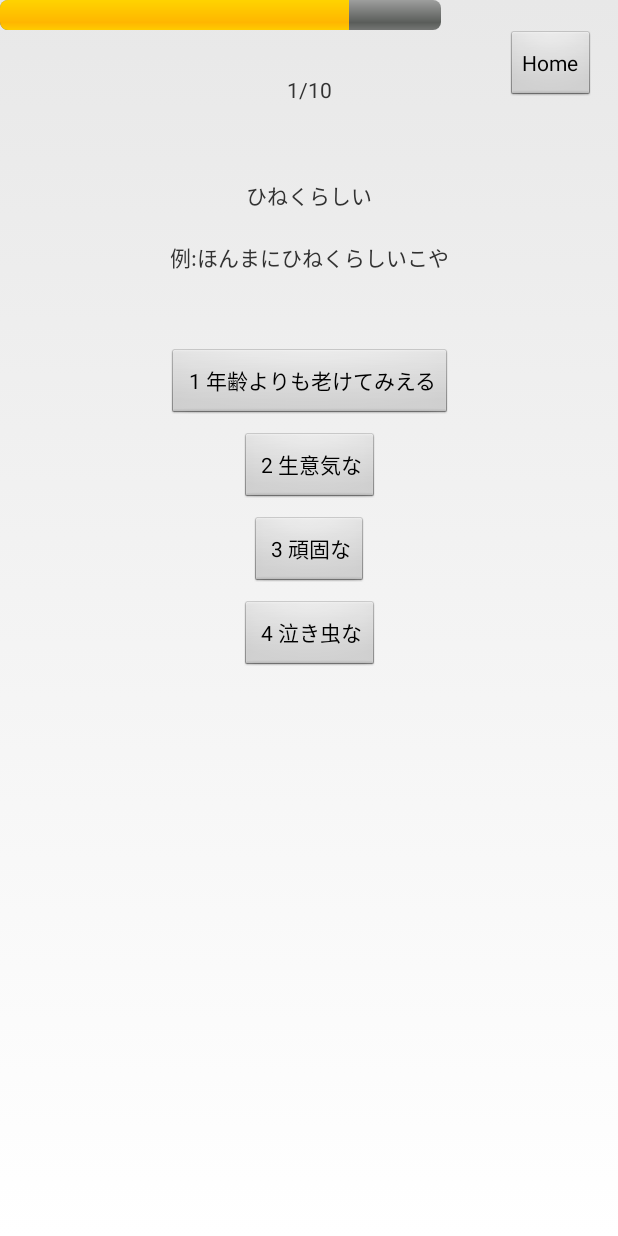
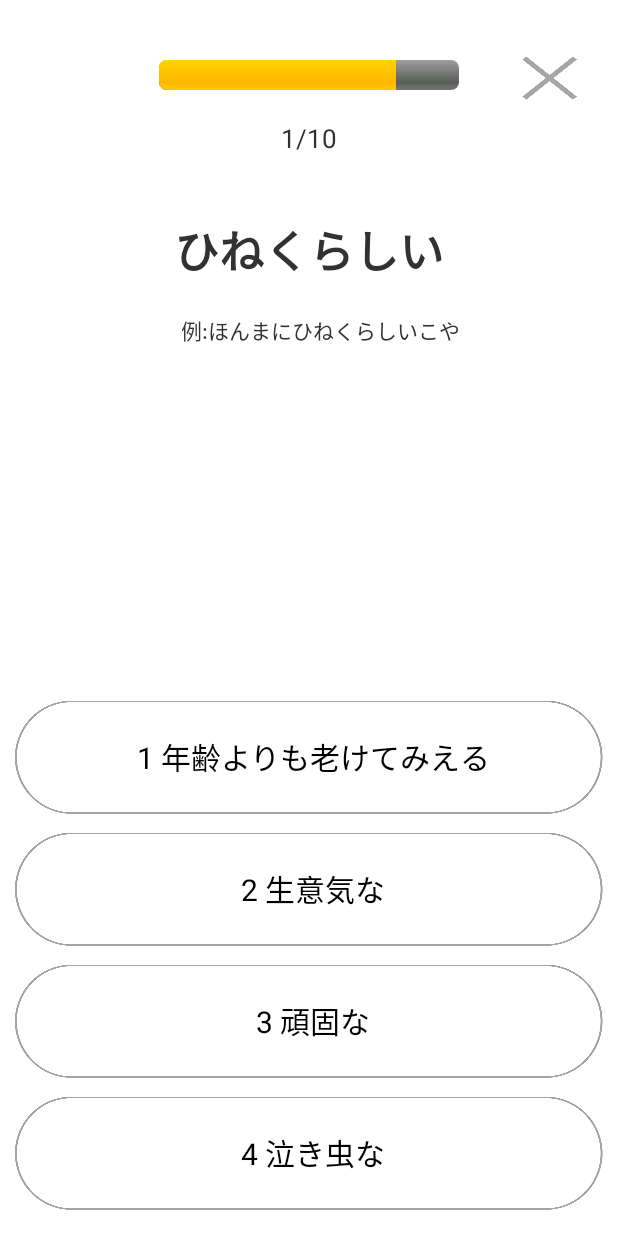
Before and after one commit to mori-mori/ToyamabenQuizuDroidVer, an Android app: the screen it shows after launch (QuestionActivity), after a tap on an icon or button, on a phone screen of 412 x 824 dp. Run offline under Robolectric (Android 15) with nearby library versions, the phone set to English and light mode, and no system bars.

Commit message:
問題画面画像追加

```diff
--- a/app/src/main/res/layout/activity_question.xml
+++ b/app/src/main/res/layout/activity_question.xml
@@ -5,124 +5,147 @@
     xmlns:tools="http://schemas.android.com/tools"
     android:layout_width="match_parent"
     android:layout_height="match_parent"
+    android:background="@android:color/white"
     tools:context="com.morimori.toyamabenquizu.QuestionActivity">
 
     <TextView
         android:id="@+id/questionTextView"
         android:layout_width="wrap_content"
         android:layout_height="wrap_content"
-        android:layout_marginTop="50dp"
+        android:layout_marginEnd="8dp"
+        android:layout_marginLeft="8dp"
+        android:layout_marginRight="8dp"
+        android:layout_marginStart="8dp"
+        android:layout_marginTop="40dp"
         android:text="あいそんない"
-        app:layout_constraintTop_toBottomOf="@+id/questionNoLabel"
-        android:layout_marginLeft="8dp"
+        android:textSize="30sp"
+        android:textStyle="bold"
         app:layout_constraintLeft_toLeftOf="parent"
-        android:layout_marginRight="8dp"
         app:layout_constraintRight_toRightOf="parent"
-        android:layout_marginStart="8dp"
-        android:layout_marginEnd="8dp"/>
+        app:layout_constraintTop_toBottomOf="@+id/questionNoLabel"/>
 
     <TextView
         android:id="@+id/questionNoLabel"
         android:layout_width="wrap_content"
         android:layout_height="wrap_content"
+        android:layout_marginEnd="8dp"
+        android:layout_marginLeft="8dp"
+        android:layout_marginRight="8dp"
+        android:layout_marginStart="8dp"
         android:text="1/10"
-        app:layout_constraintTop_toTopOf="parent"
-        android:layout_marginTop="50dp"
-        android:layout_marginLeft="8dp"
+        android:textSize="17sp"
         app:layout_constraintLeft_toLeftOf="parent"
-        android:layout_marginRight="8dp"
         app:layout_constraintRight_toRightOf="parent"
-        android:layout_marginStart="8dp"
-        android:layout_marginEnd="8dp"/>
+        android:layout_marginTop="20dp"
+        app:layout_constraintTop_toBottomOf="@+id/timeProgressBar"/>
 
     <TextView
         android:id="@+id/questionExampleTextView"
         android:layout_width="wrap_content"
         android:layout_height="wrap_content"
+        android:layout_marginEnd="8dp"
+        android:layout_marginLeft="8dp"
+        android:layout_marginRight="8dp"
+        android:layout_marginStart="8dp"
+        android:layout_marginTop="20dp"
         android:text="例:じーちゃんがいかれて、ほんまにあいそんないねー"
-        android:layout_marginTop="20dp"
+        app:layout_constraintLeft_toLeftOf="parent"
+        app:layout_constraintRight_toRightOf="parent"
         app:layout_constraintTop_toBottomOf="@+id/questionTextView"
-        android:layout_marginLeft="8dp"
-        app:layout_constraintLeft_toLeftOf="parent"
-        android:layout_marginRight="8dp"
-        app:layout_constraintRight_toRightOf="parent"
-        android:layout_marginStart="8dp"
-        android:layout_marginEnd="8dp"/>
+        app:layout_constraintHorizontal_bias="0.535"/>
 
     <Button
         android:id="@+id/answer1Button"
-        android:layout_width="wrap_content"
-        android:layout_height="wrap_content"
+        android:layout_width="0dp"
+        android:layout_height="80dp"
+        android:layout_marginBottom="8dp"
+        android:layout_marginEnd="8dp"
         android:layout_marginLeft="8dp"
         android:layout_marginRight="8dp"
-        android:layout_marginTop="50dp"
+        android:layout_marginStart="8dp"
+        android:background="@drawable/anserbutton"
         android:text="だらしない"
+        android:textSize="20sp"
+        app:layout_constraintBottom_toTopOf="@+id/answer2Button"
+        app:layout_constraintHorizontal_bias="0.0"
         app:layout_constraintLeft_toLeftOf="parent"
-        app:layout_constraintRight_toRightOf="parent"
-        app:layout_constraintTop_toBottomOf="@+id/questionExampleTextView"
-        android:layout_marginStart="8dp"
-        android:layout_marginEnd="8dp"/>
+        app:layout_constraintRight_toRightOf="parent"/>
 
     <Button
         android:id="@+id/answer2Button"
-        android:layout_width="wrap_content"
-        android:layout_height="wrap_content"
+        android:layout_width="0dp"
+        android:layout_height="80dp"
+        android:layout_marginBottom="8dp"
+        android:layout_marginEnd="8dp"
         android:layout_marginLeft="8dp"
         android:layout_marginRight="8dp"
-        android:layout_marginTop="8dp"
+        android:layout_marginStart="8dp"
+        android:background="@drawable/anserbutton"
         android:text="かわいい"
+        android:textSize="20sp"
+        app:layout_constraintBottom_toTopOf="@+id/answer3Button"
+        app:layout_constraintHorizontal_bias="0.0"
         app:layout_constraintLeft_toLeftOf="parent"
-        app:layout_constraintRight_toRightOf="parent"
-        app:layout_constraintTop_toBottomOf="@+id/answer1Button"
-        android:layout_marginStart="8dp"
-        android:layout_marginEnd="8dp"/>
+        app:layout_constraintRight_toRightOf="parent"/>
 
     <Button
         android:id="@+id/answer3Button"
-        android:layout_width="wrap_content"
-        android:layout_height="wrap_content"
+        android:layout_width="0dp"
+        android:layout_height="80dp"
+        android:layout_marginBottom="8dp"
+        android:layout_marginEnd="8dp"
         android:layout_marginLeft="8dp"
         android:layout_marginRight="8dp"
-        android:layout_marginTop="8dp"
+        android:layout_marginStart="8dp"
+        android:background="@drawable/anserbutton"
         android:text="あいそうがない"
+        android:textSize="20sp"
+        app:layout_constraintBottom_toTopOf="@+id/answer4Button"
+        app:layout_constraintHorizontal_bias="0.0"
         app:layout_constraintLeft_toLeftOf="parent"
-        app:layout_constraintRight_toRightOf="parent"
-        app:layout_constraintTop_toBottomOf="@+id/answer2Button"
-        android:layout_marginStart="8dp"
-        android:layout_marginEnd="8dp"/>
+        app:layout_constraintRight_toRightOf="parent"/>
 
     <Button
         android:id="@+id/answer4Button"
-        android:layout_width="wrap_content"
-        android:layout_height="wrap_content"
+        android:layout_width="0dp"
+        android:layout_height="80dp"
+        android:layout_marginBottom="15dp"
+        android:layout_marginEnd="8dp"
         android:layout_marginLeft="8dp"
         android:layout_marginRight="8dp"
-        android:layout_marginTop="8dp"
+        android:layout_marginStart="8dp"
+        android:background="@drawable/anserbutton"
         android:text="わびしい"
+        android:textSize="20sp"
+        app:layout_constraintBottom_toBottomOf="parent"
+        app:layout_constraintHorizontal_bias="0.0"
         app:layout_constraintLeft_toLeftOf="parent"
-        app:layout_constraintRight_toRightOf="parent"
-        app:layout_constraintTop_toBottomOf="@+id/answer3Button"
-        android:layout_marginStart="8dp"
-        android:layout_marginEnd="8dp"/>
+        app:layout_constraintRight_toRightOf="parent"/>
 
     <Button
         android:id="@+id/backHomeButton"
-        android:layout_width="wrap_content"
-        android:layout_height="wrap_content"
-        android:text="Home"
+        android:layout_width="42dp"
+        android:layout_height="33dp"
+        android:layout_marginEnd="15dp"
+        android:layout_marginTop="35dp"
+        android:background="@drawable/homebutton"
         app:layout_constraintTop_toTopOf="parent"
-        android:layout_marginTop="20dp"
         android:layout_marginRight="15dp"
         app:layout_constraintRight_toRightOf="parent"
-        android:layout_marginEnd="15dp"/>
+        app:layout_constraintLeft_toRightOf="@+id/timeProgressBar"
+        android:layout_marginLeft="30dp"/>
 
     <ProgressBar
         android:id="@+id/timeProgressBar"
         style="?android:attr/progressBarStyleHorizontal"
-        android:layout_width="294dp"
-        android:layout_height="wrap_content"
-        tools:layout_editor_absoluteX="8dp"
-        tools:layout_editor_absoluteY="8dp"/>
+        android:layout_width="200dp"
+        android:layout_height="20dp"
+        android:layout_marginLeft="8dp"
+        android:layout_marginRight="8dp"
+        android:layout_marginTop="40dp"
+        app:layout_constraintLeft_toLeftOf="parent"
+        app:layout_constraintRight_toRightOf="parent"
+        app:layout_constraintTop_toTopOf="parent"/>
 
     <ImageView
         android:id="@+id/correctImageView"
@@ -137,8 +160,7 @@
         app:layout_constraintLeft_toLeftOf="parent"
         app:layout_constraintRight_toRightOf="parent"
         app:layout_constraintTop_toTopOf="parent"
-        tools:layout_editor_absoluteX="72dp"
-        tools:layout_editor_absoluteY="216dp"/>
+        app:layout_constraintVertical_bias="0.057"/>
 
     <ImageView
         android:id="@+id/incorrectImageView"
@@ -150,9 +172,9 @@
         android:layout_marginTop="8dp"
         android:alpha="0"
         app:layout_constraintBottom_toBottomOf="parent"
+        app:layout_constraintHorizontal_bias="0.774"
         app:layout_constraintLeft_toLeftOf="parent"
         app:layout_constraintRight_toRightOf="parent"
         app:layout_constraintTop_toTopOf="parent"
-        tools:layout_editor_absoluteX="71dp"
-        tools:layout_editor_absoluteY="213dp"/>
+        app:layout_constraintVertical_bias="0.122"/>
 </android.support.constraint.ConstraintLayout>
```
Also changed, not shown: app/src/main/res/drawable/anserbutton.png (added), app/src/main/res/drawable/homebutton.png (added), 21 other files.
